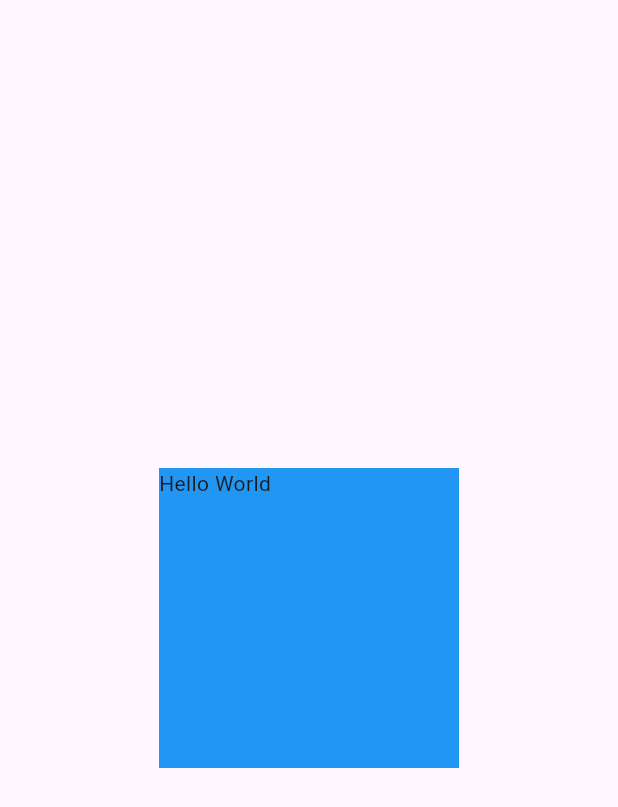
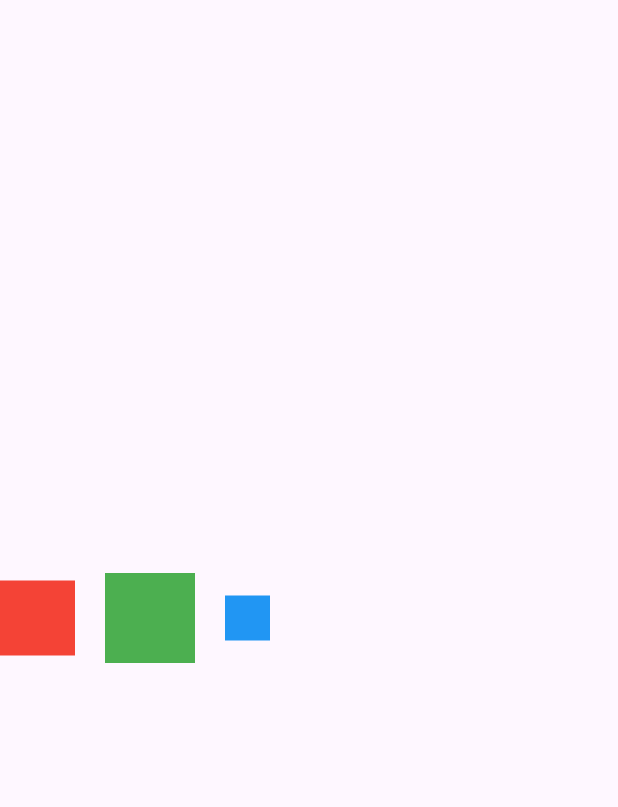
Before and after one commit to JunHyungKang/flutter_study, a Flutter app: the screen it shows after launch, on a phone screen of 412 x 824 dp. Shown: the top 807 px of the screen. Run offline on Flutter 3.47's test engine with Material 3 defaults, Android fonts, the phone set to English and light mode, and no system bars.

Commit message:
feat: row 실습

```diff
--- a/lib/main.dart
+++ b/lib/main.dart
@@ -11,20 +11,32 @@ class MyApp extends StatelessWidget {
   Widget build(BuildContext context) {
     return MaterialApp(
       home: Scaffold(
-        body: Center(
-          child: SafeArea(
-            top: true,
-            bottom: true,
-            left: true,
-            right: true,
-            child: Container(
-              color: Colors.blue,
-              width: 200,
-              height: 200,
-              child: Text('Hello World'),
-            ),
-        ),
-      ),
+        body: SizedBox(
+          height: double.infinity,
+          child: Row(
+            mainAxisAlignment: MainAxisAlignment.start,
+            crossAxisAlignment: CrossAxisAlignment.center,
+            children: [
+              Container(
+                color: Colors.red,
+                width: 50,
+                height: 50,
+              ),
+              const SizedBox(width: 20),
+              Container(
+                color: Colors.green,
+                width: 60,
+                height: 60,
+              ),
+              const SizedBox(width: 20),
+              Container(
+                color: Colors.blue,
+                width: 30,
+                height: 30,
+              ),
+            ],
+          ),
+        )
       ),
     );
   }
```
